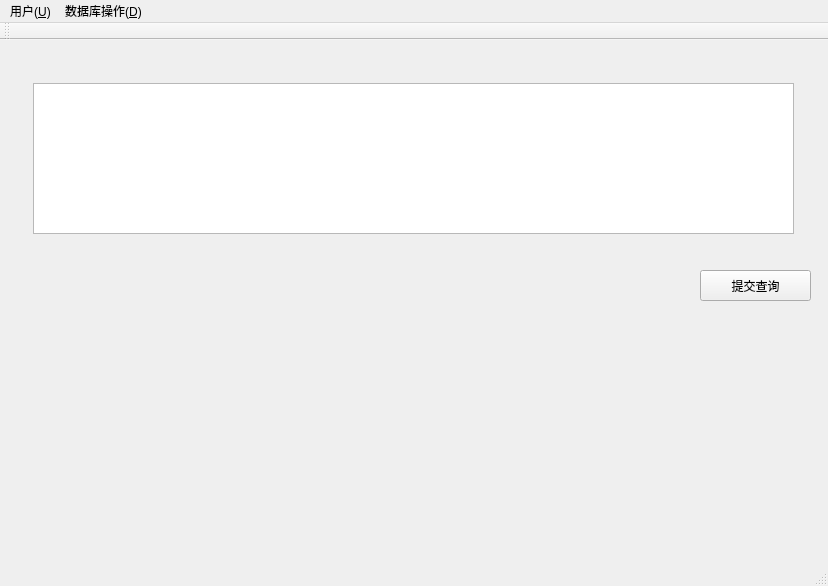
Rainysponge/DBMS, file DBMS/mainwindow.ui: the form before one commit.
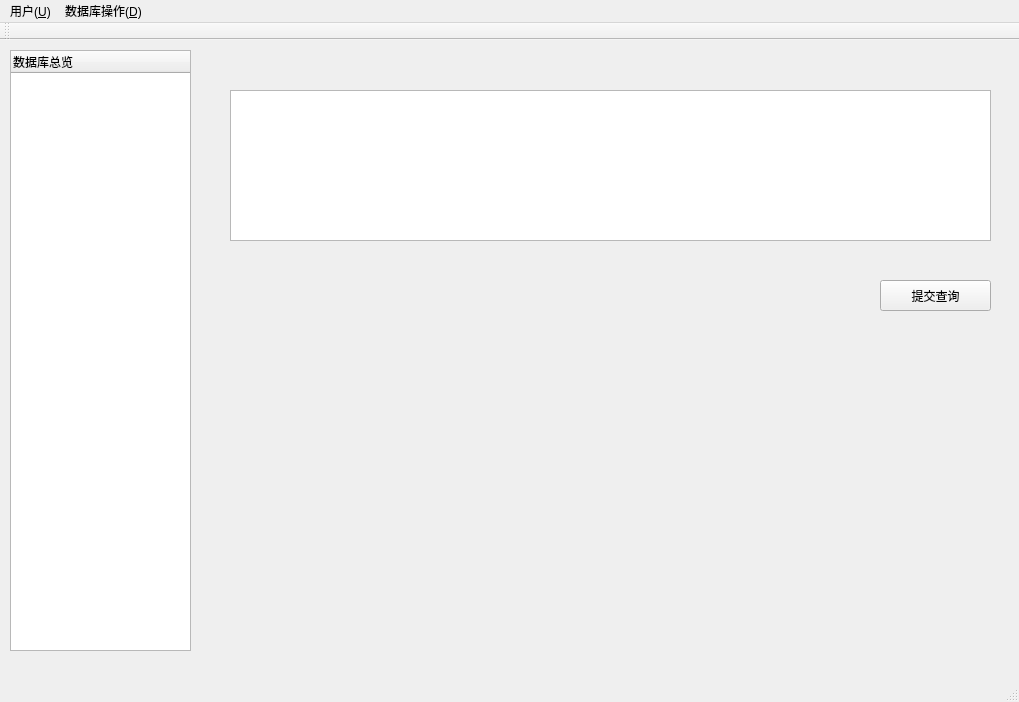
The form after the commit.

Commit message: 数据库列表

Patch:
```diff
--- a/DBMS/mainwindow.ui
+++ b/DBMS/mainwindow.ui
@@ -6,8 +6,8 @@
    <rect>
     <x>0</x>
     <y>0</y>
-    <width>828</width>
-    <height>586</height>
+    <width>1019</width>
+    <height>702</height>
    </rect>
   </property>
   <property name="windowTitle">
@@ -17,8 +17,8 @@
    <widget class="QPushButton" name="pushButtonCommitQ">
     <property name="geometry">
      <rect>
-      <x>700</x>
-      <y>230</y>
+      <x>880</x>
+      <y>240</y>
       <width>111</width>
       <height>31</height>
      </rect>
@@ -30,20 +30,35 @@
    <widget class="QTextEdit" name="textEditSQL">
     <property name="geometry">
      <rect>
-      <x>33</x>
-      <y>43</y>
+      <x>230</x>
+      <y>50</y>
       <width>761</width>
       <height>151</height>
      </rect>
     </property>
    </widget>
+   <widget class="QTreeWidget" name="treeWidgetDB">
+    <property name="geometry">
+     <rect>
+      <x>10</x>
+      <y>10</y>
+      <width>181</width>
+      <height>601</height>
+     </rect>
+    </property>
+    <column>
+     <property name="text">
+      <string>数据库总览</string>
+     </property>
+    </column>
+   </widget>
   </widget>
   <widget class="QMenuBar" name="menuBar">
    <property name="geometry">
     <rect>
      <x>0</x>
      <y>0</y>
-     <width>828</width>
+     <width>1019</width>
      <height>17</height>
     </rect>
    </property>
```
The commit also changes 9 other files.
